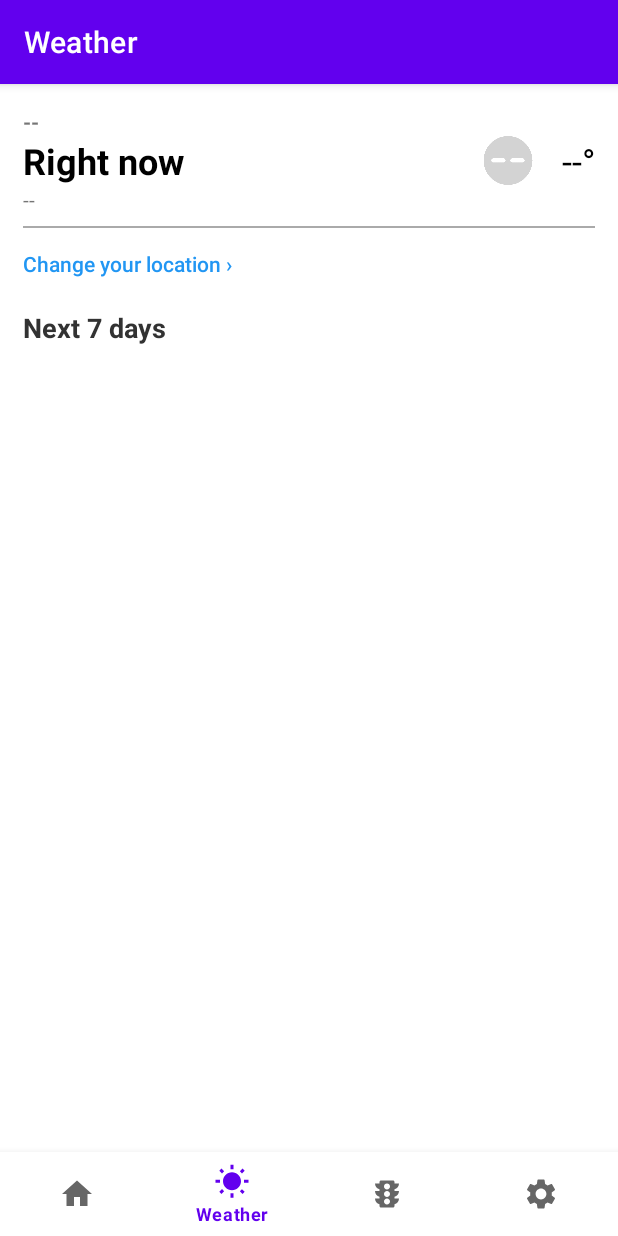
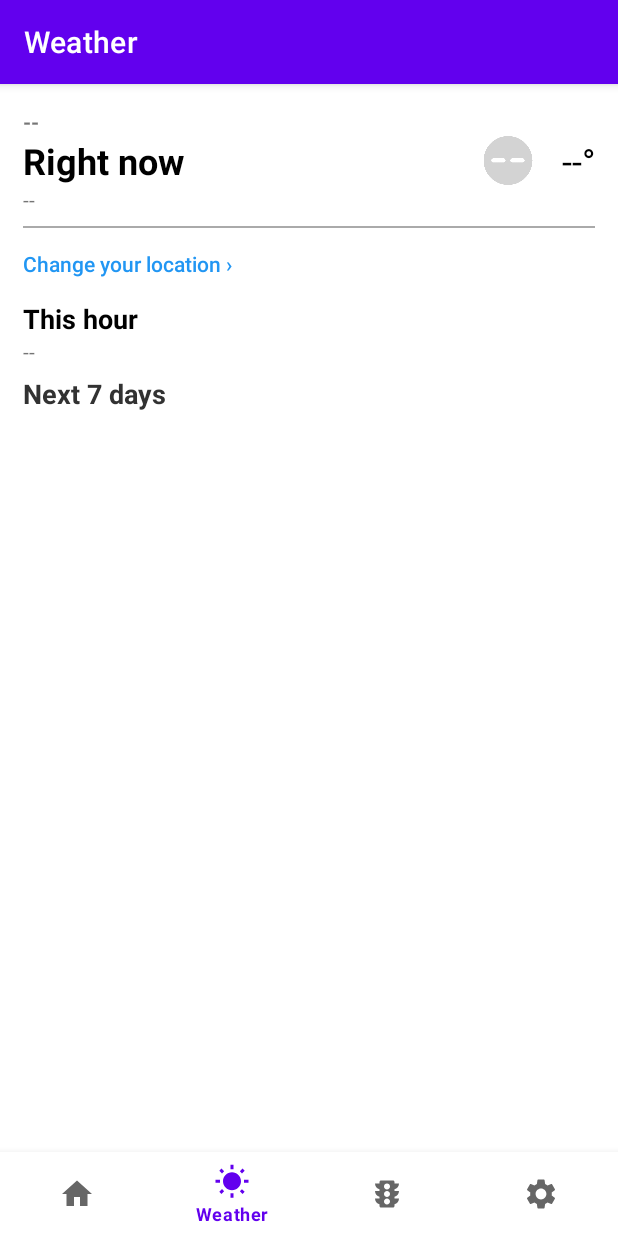
Before and after one commit to LeftPhalange/Tap_News, an Android app: the WeatherFragment screen opened through its navigation route, on a phone screen of 412 x 824 dp. Run offline under Robolectric (Android 15) with nearby library versions, the phone set to English and light mode, and no system bars; our stand-ins replace navigation-ui; network calls fail; 8 statements that could not run were skipped.

```diff
--- /dev/null
+++ b/app/src/main/java/com/ethanbovard/tapnews/models/weatherApi/ForecastNowcastModel.java
@@ -0,0 +1,5 @@
+package com.ethanbovard.tapnews.models.weatherApi;
+
+public class ForecastNowcastModel {
+    public String narrative_32char;
+}
--- /dev/null
+++ b/app/src/main/java/com/ethanbovard/tapnews/models/weatherApi/NowcastModel.java
@@ -0,0 +1,5 @@
+package com.ethanbovard.tapnews.models.weatherApi;
+
+public class NowcastModel {
+    public ForecastNowcastModel forecast;
+}
--- a/app/src/main/java/com/ethanbovard/tapnews/ui/weather/WeatherFragment.java
+++ b/app/src/main/java/com/ethanbovard/tapnews/ui/weather/WeatherFragment.java
@@ -41,6 +41,7 @@ public class WeatherFragment extends Fragment {
         final RecyclerView daypartView = root.findViewById(R.id.daypartView);
         final ImageView conditionIconView = root.findViewById(R.id.conditionIconView);
         final TextView changeLocationButton = root.findViewById(R.id.changeLocationButton);
+        final TextView nowcastText = root.findViewById(R.id.nowcastText);
         // Set "change location" button callback
         changeLocationButton.setOnClickListener(new View.OnClickListener() {
             @Override
@@ -72,6 +73,13 @@ public class WeatherFragment extends Fragment {
                 expectTempLabel.setText(s);
             }
         });
+        // for nowcast
+        weatherViewModel.getNowcast().observe(getViewLifecycleOwner(), new Observer<String>() {
+            @Override
+            public void onChanged(@Nullable String s) {
+                nowcastText.setText(s);
+            }
+        });
         // for drawable representing the icon
         weatherViewModel.getIconFileName().observe(getViewLifecycleOwner(), new Observer<String>() {
             @Override
--- a/app/src/main/java/com/ethanbovard/tapnews/ui/weather/WeatherViewModel.java
+++ b/app/src/main/java/com/ethanbovard/tapnews/ui/weather/WeatherViewModel.java
@@ -38,6 +38,7 @@ public class WeatherViewModel extends ViewModel {
     private MutableLiveData<Narrative[]> narrativeData;
     private MutableLiveData<String> expectMsg;
     private MutableLiveData<String> iconFileName;
+    private MutableLiveData<String> nowcastText;
     private Context context;
     String tag = "WeatherViewModel";
 
@@ -55,6 +56,7 @@ public class WeatherViewModel extends ViewModel {
             conditionText = new MutableLiveData<>();
             narrativeData = new MutableLiveData<>();
             iconFileName = new MutableLiveData<>();
+            nowcastText = new MutableLiveData<>();
             Log.v(tag, "Is context null: " + context);
             process ();
         }
@@ -87,6 +89,7 @@ public class WeatherViewModel extends ViewModel {
             cityText.setValue(weatherDataManager.displayLocation.displayName);
             conditionText.setValue(conditions.temperature.toString() + '°');
             narrativeData.setValue(narratives);
+            nowcastText.setValue(weatherDataManager.displayLocation.nowcast);
             iconFileName.setValue(Util.returnFileName(conditions.conditionIcon));
         }
     }
@@ -106,4 +109,7 @@ public class WeatherViewModel extends ViewModel {
     public LiveData<String> getIconFileName() {
         return iconFileName;
     }
+    public LiveData<String> getNowcast() {
+        return nowcastText;
+    }
 }
--- a/app/src/main/java/com/ethanbovard/tapnews/weather/Location.java
+++ b/app/src/main/java/com/ethanbovard/tapnews/weather/Location.java
@@ -2,12 +2,14 @@ package com.ethanbovard.tapnews.weather;
 
 public class Location {
     public String displayName; // i.e. Atlanta
+    public String nowcast;
     private WeatherConditions conditions;
     private WeatherForecastDay[] forecastDayparts;
-    public Location (String displayName, WeatherConditions conditions, WeatherForecastDay[] forecastDayparts) {
+    public Location (String displayName, WeatherConditions conditions, WeatherForecastDay[] forecastDayparts, String nowcast) {
         this.displayName = displayName;
         this.conditions = conditions;
         this.forecastDayparts = forecastDayparts;
+        this.nowcast = nowcast;
     }
     public WeatherForecastDay[] getForecastDayparts () {
         return forecastDayparts;
--- a/app/src/main/res/layout/fragment_weather.xml
+++ b/app/src/main/res/layout/fragment_weather.xml
@@ -86,6 +86,33 @@
             android:textAppearance="@style/TextAppearance.AppCompat.Body2"
             android:textColor="#2196F3" />
 
+        <ScrollView
+            android:layout_width="match_parent"
+            android:layout_height="match_parent">
+
+            <LinearLayout
+                android:layout_width="match_parent"
+                android:layout_height="wrap_content"
+                android:orientation="vertical" >
+
+                <TextView
+                    android:id="@+id/nowcastHeader"
+                    android:layout_width="wrap_content"
+                    android:layout_height="wrap_content"
+                    android:layout_marginRight="8sp"
+                    android:layout_weight="0"
+                    android:text="This hour"
+                    android:textColor="@color/black"
+                    android:textSize="18sp"
+                    android:textStyle="bold" />
+
+                <TextView
+                    android:id="@+id/nowcastText"
+                    android:layout_width="wrap_content"
+                    android:layout_height="wrap_content"
+                    android:layout_weight="1"
+                    android:text="--" />
+
                 <TextView
                     android:id="@+id/next7DayLabel"
                     android:layout_width="wrap_content"
@@ -100,7 +127,12 @@
                     android:id="@+id/daypartView"
                     android:layout_width="match_parent"
                     android:layout_height="wrap_content"
-            android:scrollbars="vertical" />
+                    android:scrollbars="vertical">
+
+                </androidx.recyclerview.widget.RecyclerView>
+
+            </LinearLayout>
+        </ScrollView>
 
     </LinearLayout>
 
```
Also changed, not shown: app/src/main/java/com/ethanbovard/tapnews/weather/WeatherDataManager.java (+13 -1 lines). Lines whose indentation alone changed are shown as unchanged.
